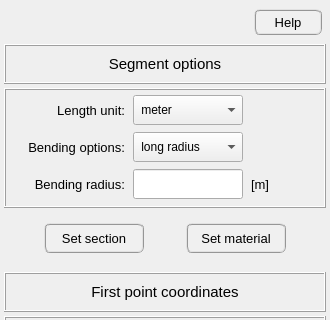
Qt form pulse/interface/ui_files/model/geometry/add_widget.ui (open-pulse/OpenPulse) before a commit; both pictures show x 0 to 330 and y 0 to 320 of the 330 by 644 pixel window.
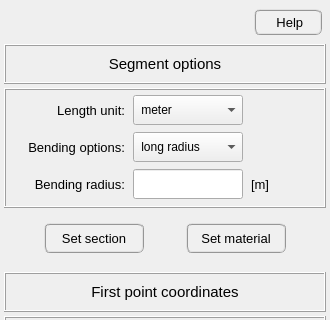
The same form after that commit. Icons and pictures are not drawn.

```diff
--- a/pulse/interface/ui_files/model/geometry/add_widget.ui
+++ b/pulse/interface/ui_files/model/geometry/add_widget.ui
@@ -98,7 +98,7 @@
 QPushButton:disabled{border-radius: 6px; border-color: rgb(150, 150, 150); border-style: ridge; border-width: 0px; color: rgb(150,150, 150); background-color: rgb(220, 220, 220)}</string>
         </property>
         <property name="text">
-         <string>Help</string>
+         <string> Help</string>
         </property>
         <property name="icon">
          <iconset>
```
